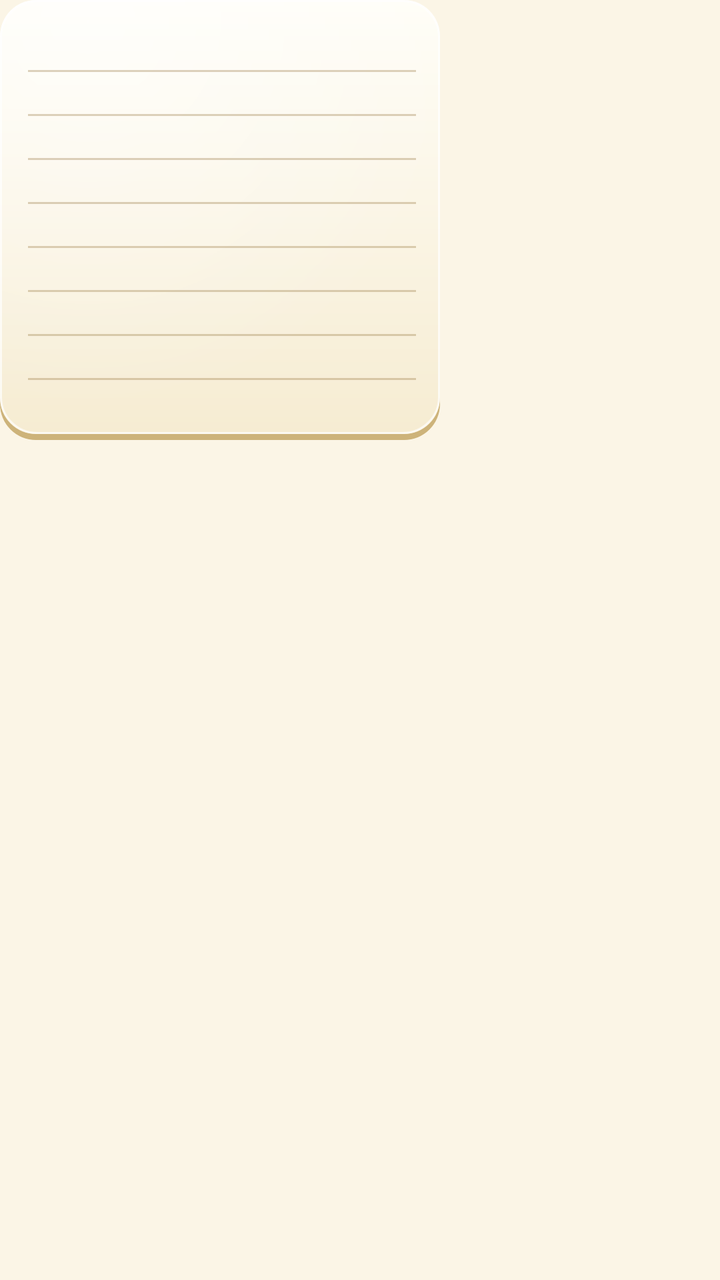
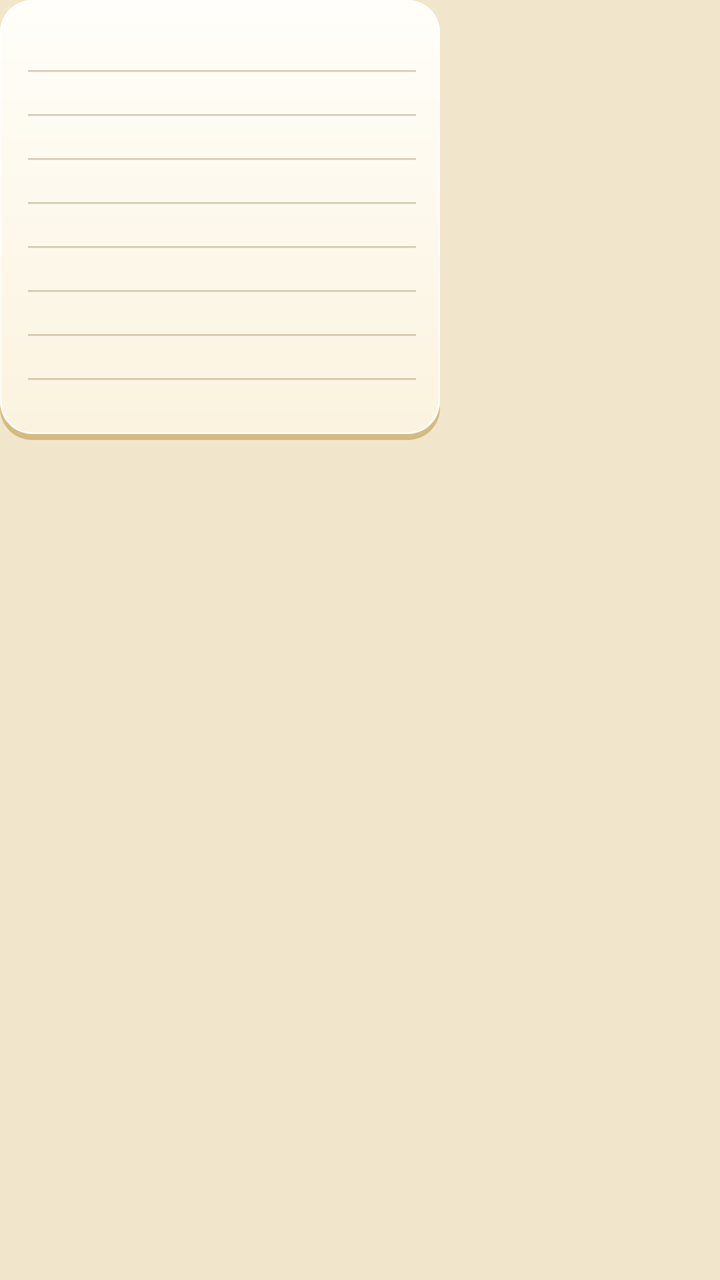

Before-and-after screenshots of an Android layout around one commit, followed by the original layout XML and the change that was made.
<!-- AndroidManifest.xml: application theme AppTheme -->
<!-- res/layout/card.xml -->
<?xml version="1.0" encoding="utf-8"?>
<FrameLayout xmlns:android="http://schemas.android.com/apk/res/android" android:layout_width="wrap_content" android:layout_height="wrap_content">
    <FrameLayout android:id="@+id/card" android:layout_width="220dp" android:layout_height="220dp"
        android:background="@drawable/paper_cream" android:paddingStart="14dp" android:paddingEnd="12dp"
        android:paddingTop="12dp" android:paddingBottom="10dp">
        <LinearLayout android:layout_width="match_parent" android:layout_height="match_parent" android:orientation="vertical">
            <ImageView android:id="@+id/title" android:layout_width="wrap_content" android:layout_height="wrap_content"
                android:layout_marginBottom="2dp"/>
            <FrameLayout android:id="@+id/r0" android:layout_width="match_parent" android:layout_height="22dp" android:background="@drawable/rule">
                <ImageView android:id="@+id/t0" android:layout_width="wrap_content" android:layout_height="wrap_content" android:layout_gravity="center_vertical"/>
                <CheckBox android:id="@+id/c0" android:layout_width="40dp" android:layout_height="match_parent"
                    android:button="@null" android:background="@drawable/strike" android:minWidth="0dp" android:minHeight="0dp"
                    android:padding="0dp" android:text="" android:contentDescription="Strike line 1"/>
            </FrameLayout>
            <FrameLayout android:id="@+id/r1" android:layout_width="match_parent" android:layout_height="22dp" android:background="@drawable/rule">
                <ImageView android:id="@+id/t1" android:layout_width="wrap_content" android:layout_height="wrap_content" android:layout_gravity="center_vertical"/>
                <CheckBox android:id="@+id/c1" android:layout_width="40dp" android:layout_height="match_parent"
                    android:button="@null" android:background="@drawable/strike" android:minWidth="0dp" android:minHeight="0dp"
                    android:padding="0dp" android:text="" android:contentDescription="Strike line 2"/>
            </FrameLayout>
            <FrameLayout android:id="@+id/r2" android:layout_width="match_parent" android:layout_height="22dp" android:background="@drawable/rule">
                <ImageView android:id="@+id/t2" android:layout_width="wrap_content" android:layout_height="wrap_content" android:layout_gravity="center_vertical"/>
                <CheckBox android:id="@+id/c2" android:layout_width="40dp" android:layout_height="match_parent"
                    android:button="@null" android:background="@drawable/strike" android:minWidth="0dp" android:minHeight="0dp"
                    android:padding="0dp" android:text="" android:contentDescription="Strike line 3"/>
            </FrameLayout>
            <FrameLayout android:id="@+id/r3" android:layout_width="match_parent" android:layout_height="22dp" android:background="@drawable/rule">
                <ImageView android:id="@+id/t3" android:layout_width="wrap_content" android:layout_height="wrap_content" android:layout_gravity="center_vertical"/>
                <CheckBox android:id="@+id/c3" android:layout_width="40dp" android:layout_height="match_parent"
                    android:button="@null" android:background="@drawable/strike" android:minWidth="0dp" android:minHeight="0dp"
                    android:padding="0dp" android:text="" android:contentDescription="Strike line 4"/>
            </FrameLayout>
            <FrameLayout android:id="@+id/r4" android:layout_width="match_parent" android:layout_height="22dp" android:background="@drawable/rule">
                <ImageView android:id="@+id/t4" android:layout_width="wrap_content" android:layout_height="wrap_content" android:layout_gravity="center_vertical"/>
                <CheckBox android:id="@+id/c4" android:layout_width="40dp" android:layout_height="match_parent"
                    android:button="@null" android:background="@drawable/strike" android:minWidth="0dp" android:minHeight="0dp"
                    android:padding="0dp" android:text="" android:contentDescription="Strike line 5"/>
            </FrameLayout>
            <FrameLayout android:id="@+id/r5" android:layout_width="match_parent" android:layout_height="22dp" android:background="@drawable/rule">
                <ImageView android:id="@+id/t5" android:layout_width="wrap_content" android:layout_height="wrap_content" android:layout_gravity="center_vertical"/>
                <CheckBox android:id="@+id/c5" android:layout_width="40dp" android:layout_height="match_parent"
                    android:button="@null" android:background="@drawable/strike" android:minWidth="0dp" android:minHeight="0dp"
                    android:padding="0dp" android:text="" android:contentDescription="Strike line 6"/>
            </FrameLayout>
            <FrameLayout android:id="@+id/r6" android:layout_width="match_parent" android:layout_height="22dp" android:background="@drawable/rule">
                <ImageView android:id="@+id/t6" android:layout_width="wrap_content" android:layout_height="wrap_content" android:layout_gravity="center_vertical"/>
                <CheckBox android:id="@+id/c6" android:layout_width="40dp" android:layout_height="match_parent"
                    android:button="@null" android:background="@drawable/strike" android:minWidth="0dp" android:minHeight="0dp"
                    android:padding="0dp" android:text="" android:contentDescription="Strike line 7"/>
            </FrameLayout>
            <FrameLayout android:id="@+id/r7" android:layout_width="match_parent" android:layout_height="22dp" android:background="@drawable/rule">
                <ImageView android:id="@+id/t7" android:layout_width="wrap_content" android:layout_height="wrap_content" android:layout_gravity="center_vertical"/>
                <CheckBox android:id="@+id/c7" android:layout_width="40dp" android:layout_height="match_parent"
                    android:button="@null" android:background="@drawable/strike" android:minWidth="0dp" android:minHeight="0dp"
                    android:padding="0dp" android:text="" android:contentDescription="Strike line 8"/>
            </FrameLayout>
            <FrameLayout android:id="@+id/r8" android:layout_width="match_parent" android:layout_height="22dp" android:background="@drawable/rule">
                <ImageView android:id="@+id/t8" android:layout_width="wrap_content" android:layout_height="wrap_content" android:layout_gravity="center_vertical"/>
                <CheckBox android:id="@+id/c8" android:layout_width="40dp" android:layout_height="match_parent"
                    android:button="@null" android:background="@drawable/strike" android:minWidth="0dp" android:minHeight="0dp"
                    android:padding="0dp" android:text="" android:contentDescription="Strike line 9"/>
            </FrameLayout>
            <FrameLayout android:id="@+id/r9" android:layout_width="match_parent" android:layout_height="22dp" android:background="@drawable/rule">
                <ImageView android:id="@+id/t9" android:layout_width="wrap_content" android:layout_height="wrap_content" android:layout_gravity="center_vertical"/>
                <CheckBox android:id="@+id/c9" android:layout_width="40dp" android:layout_height="match_parent"
                    android:button="@null" android:background="@drawable/strike" android:minWidth="0dp" android:minHeight="0dp"
                    android:padding="0dp" android:text="" android:contentDescription="Strike line 10"/>
            </FrameLayout>
            <FrameLayout android:id="@+id/r10" android:layout_width="match_parent" android:layout_height="22dp" android:background="@drawable/rule">
                <ImageView android:id="@+id/t10" android:layout_width="wrap_content" android:layout_height="wrap_content" android:layout_gravity="center_vertical"/>
                <CheckBox android:id="@+id/c10" android:layout_width="40dp" android:layout_height="match_parent"
                    android:button="@null" android:background="@drawable/strike" android:minWidth="0dp" android:minHeight="0dp"
                    android:padding="0dp" android:text="" android:contentDescription="Strike line 11"/>
            </FrameLayout>
            <FrameLayout android:id="@+id/r11" android:layout_width="match_parent" android:layout_height="22dp" android:background="@drawable/rule">
                <ImageView android:id="@+id/t11" android:layout_width="wrap_content" android:layout_height="wrap_content" android:layout_gravity="center_vertical"/>
                <CheckBox android:id="@+id/c11" android:layout_width="40dp" android:layout_height="match_parent"
                    android:button="@null" android:background="@drawable/strike" android:minWidth="0dp" android:minHeight="0dp"
                    android:padding="0dp" android:text="" android:contentDescription="Strike line 12"/>
            </FrameLayout>
            <FrameLayout android:id="@+id/r12" android:layout_width="match_parent" android:layout_height="22dp" android:background="@drawable/rule">
                <ImageView android:id="@+id/t12" android:layout_width="wrap_content" android:layout_height="wrap_content" android:layout_gravity="center_vertical"/>
                <CheckBox android:id="@+id/c12" android:layout_width="40dp" android:layout_height="match_parent"
                    android:button="@null" android:background="@drawable/strike" android:minWidth="0dp" android:minHeight="0dp"
                    android:padding="0dp" android:text="" android:contentDescription="Strike line 13"/>
            </FrameLayout>
            <FrameLayout android:id="@+id/r13" android:layout_width="match_parent" android:layout_height="22dp" android:background="@drawable/rule">
                <ImageView android:id="@+id/t13" android:layout_width="wrap_content" android:layout_height="wrap_content" android:layout_gravity="center_vertical"/>
                <CheckBox android:id="@+id/c13" android:layout_width="40dp" android:layout_height="match_parent"
                    android:button="@null" android:background="@drawable/strike" android:minWidth="0dp" android:minHeight="0dp"
                    android:padding="0dp" android:text="" android:contentDescription="Strike line 14"/>
            </FrameLayout>
        </LinearLayout>
    </FrameLayout>
</FrameLayout>
<!-- resources referenced by this layout -->
<resources>
  <!-- drawable paper_cream (drawable) -->
  <?xml version="1.0" encoding="utf-8"?>
  <layer-list xmlns:android="http://schemas.android.com/apk/res/android">
      <item android:top="5dp" android:left="2dp" android:right="2dp">
          <shape><corners android:radius="18dp"/><solid android:color="#40704A08"/></shape></item>
      <item android:top="2dp">
          <shape><corners android:radius="18dp"/><solid android:color="#CDB37A"/></shape></item>
      <item android:bottom="3dp">
          <shape><corners android:radius="18dp"/>
              <gradient android:angle="270" android:startColor="#FFFEF8" android:endColor="#F6ECD2"/></shape></item>
      <item android:bottom="3dp">
          <shape><corners android:radius="18dp"/>
              <gradient android:type="radial" android:gradientRadius="90%" android:centerX="0.2" android:centerY="0.05"
                  android:startColor="#80FFFFFF" android:endColor="#00FFFFFF"/></shape></item>
      <item android:bottom="3dp">
          <shape><corners android:radius="18dp"/><stroke android:width="1dp" android:color="#B3FFFFFF"/></shape></item>
  </layer-list>
  <!-- drawable rule (drawable) -->
  <?xml version="1.0" encoding="utf-8"?>
  <layer-list xmlns:android="http://schemas.android.com/apk/res/android">
      <item android:gravity="bottom" android:height="1dp"><shape><solid android:color="@color/rule"/></shape></item>
  </layer-list>
  <!-- drawable strike (drawable) -->
  <?xml version="1.0" encoding="utf-8"?>
  <animated-selector xmlns:android="http://schemas.android.com/apk/res/android">
      <item android:id="@+id/s_on" android:state_checked="true" android:drawable="@drawable/strike_on"/>
      <item android:id="@+id/s_off" android:drawable="@drawable/strike_off"/>
      <transition android:fromId="@id/s_off" android:toId="@id/s_on" android:drawable="@drawable/strike_draw"/>
      <transition android:fromId="@id/s_on" android:toId="@id/s_off" android:drawable="@drawable/strike_erase"/>
  </animated-selector>
  <style name="AppTheme" parent="android:Theme.Material.Light.NoActionBar">
          <item name="android:windowBackground">@color/bg</item>
          <item name="android:statusBarColor">@color/bg</item>
          <item name="android:navigationBarColor">@color/bg</item>
          <item name="android:windowLightStatusBar">true</item>
          <item name="android:windowLightNavigationBar">true</item>
          <item name="android:colorAccent">#1C44C4</item>
          <item name="android:textColorHighlight">#401C44C4</item>
      </style>
  <color name="rule">#4D8A6A2E</color>
  <!-- drawable strike_on (drawable) -->
  <?xml version="1.0" encoding="utf-8"?>
  <vector xmlns:android="http://schemas.android.com/apk/res/android" android:width="100dp" android:height="22dp" android:viewportWidth="100" android:viewportHeight="22">
      <path android:name="w" android:pathData="M0,2h100v18h-100z" android:fillColor="#FFFFFF" android:fillAlpha="0.5"/>
      <path android:name="s" android:pathData="M2,12.6 C14,10.4 24,13.6 36,11.6 C48,9.8 58,13.4 70,11.4 C80,9.9 90,12.8 98,11" android:strokeColor="@color/ink_dark" android:strokeWidth="2.2"
          android:strokeLineCap="round" android:fillColor="#00000000" android:trimPathEnd="1"/>
  </vector>
  <!-- drawable strike_off (drawable) -->
  <?xml version="1.0" encoding="utf-8"?>
  <vector xmlns:android="http://schemas.android.com/apk/res/android" android:width="100dp" android:height="22dp" android:viewportWidth="100" android:viewportHeight="22">
      <path android:name="w" android:pathData="M0,2h100v18h-100z" android:fillColor="#FFFFFF" android:fillAlpha="0"/>
      <path android:name="s" android:pathData="M2,12.6 C14,10.4 24,13.6 36,11.6 C48,9.8 58,13.4 70,11.4 C80,9.9 90,12.8 98,11" android:strokeColor="@color/ink_dark" android:strokeWidth="2.2"
          android:strokeLineCap="round" android:fillColor="#00000000" android:trimPathEnd="0"/>
  </vector>
  <color name="bg">#FBF5E6</color>
  <color name="ink_dark">#16379E</color>
  <!-- unchanged entries left out for length: 2 -->
</resources>

<!-- the commit's change to res/layout/card.xml (unified diff, before → after) -->
@@ -6,86 +6,88 @@
         <LinearLayout android:layout_width="match_parent" android:layout_height="match_parent" android:orientation="vertical">
             <ImageView android:id="@+id/title" android:layout_width="wrap_content" android:layout_height="wrap_content"
                 android:layout_marginBottom="2dp"/>
+            <TextView android:id="@+id/err" android:layout_width="match_parent" android:layout_height="wrap_content"
+                android:textSize="10sp" android:textColor="#B3261E" android:visibility="gone"/>
             <FrameLayout android:id="@+id/r0" android:layout_width="match_parent" android:layout_height="22dp" android:background="@drawable/rule">
-                <ImageView android:id="@+id/t0" android:layout_width="wrap_content" android:layout_height="wrap_content" android:layout_gravity="center_vertical"/>
+                <ImageView android:id="@+id/t0" android:layout_width="wrap_content" android:layout_height="wrap_content" android:layout_gravity="center_vertical" android:tint="#1A3FB8"/>
                 <CheckBox android:id="@+id/c0" android:layout_width="40dp" android:layout_height="match_parent"
                     android:button="@null" android:background="@drawable/strike" android:minWidth="0dp" android:minHeight="0dp"
                     android:padding="0dp" android:text="" android:contentDescription="Strike line 1"/>
             </FrameLayout>
             <FrameLayout android:id="@+id/r1" android:layout_width="match_parent" android:layout_height="22dp" android:background="@drawable/rule">
-                <ImageView android:id="@+id/t1" android:layout_width="wrap_content" android:layout_height="wrap_content" android:layout_gravity="center_vertical"/>
+                <ImageView android:id="@+id/t1" android:layout_width="wrap_content" android:layout_height="wrap_content" android:layout_gravity="center_vertical" android:tint="#1A3FB8"/>
                 <CheckBox android:id="@+id/c1" android:layout_width="40dp" android:layout_height="match_parent"
                     android:button="@null" android:background="@drawable/strike" android:minWidth="0dp" android:minHeight="0dp"
                     android:padding="0dp" android:text="" android:contentDescription="Strike line 2"/>
             </FrameLayout>
             <FrameLayout android:id="@+id/r2" android:layout_width="match_parent" android:layout_height="22dp" android:background="@drawable/rule">
-                <ImageView android:id="@+id/t2" android:layout_width="wrap_content" android:layout_height="wrap_content" android:layout_gravity="center_vertical"/>
+                <ImageView android:id="@+id/t2" android:layout_width="wrap_content" android:layout_height="wrap_content" android:layout_gravity="center_vertical" android:tint="#1A3FB8"/>
                 <CheckBox android:id="@+id/c2" android:layout_width="40dp" android:layout_height="match_parent"
                     android:button="@null" android:background="@drawable/strike" android:minWidth="0dp" android:minHeight="0dp"
                     android:padding="0dp" android:text="" android:contentDescription="Strike line 3"/>
             </FrameLayout>
             <FrameLayout android:id="@+id/r3" android:layout_width="match_parent" android:layout_height="22dp" android:background="@drawable/rule">
-                <ImageView android:id="@+id/t3" android:layout_width="wrap_content" android:layout_height="wrap_content" android:layout_gravity="center_vertical"/>
+                <ImageView android:id="@+id/t3" android:layout_width="wrap_content" android:layout_height="wrap_content" android:layout_gravity="center_vertical" android:tint="#1A3FB8"/>
                 <CheckBox android:id="@+id/c3" android:layout_width="40dp" android:layout_height="match_parent"
                     android:button="@null" android:background="@drawable/strike" android:minWidth="0dp" android:minHeight="0dp"
                     android:padding="0dp" android:text="" android:contentDescription="Strike line 4"/>
             </FrameLayout>
             <FrameLayout android:id="@+id/r4" android:layout_width="match_parent" android:layout_height="22dp" android:background="@drawable/rule">
-                <ImageView android:id="@+id/t4" android:layout_width="wrap_content" android:layout_height="wrap_content" android:layout_gravity="center_vertical"/>
+                <ImageView android:id="@+id/t4" android:layout_width="wrap_content" android:layout_height="wrap_content" android:layout_gravity="center_vertical" android:tint="#1A3FB8"/>
                 <CheckBox android:id="@+id/c4" android:layout_width="40dp" android:layout_height="match_parent"
                     android:button="@null" android:background="@drawable/strike" android:minWidth="0dp" android:minHeight="0dp"
                     android:padding="0dp" android:text="" android:contentDescription="Strike line 5"/>
             </FrameLayout>
             <FrameLayout android:id="@+id/r5" android:layout_width="match_parent" android:layout_height="22dp" android:background="@drawable/rule">
-                <ImageView android:id="@+id/t5" android:layout_width="wrap_content" android:layout_height="wrap_content" android:layout_gravity="center_vertical"/>
+                <ImageView android:id="@+id/t5" android:layout_width="wrap_content" android:layout_height="wrap_content" android:layout_gravity="center_vertical" android:tint="#1A3FB8"/>
                 <CheckBox android:id="@+id/c5" android:layout_width="40dp" android:layout_height="match_parent"
                     android:button="@null" android:background="@drawable/strike" android:minWidth="0dp" android:minHeight="0dp"
                     android:padding="0dp" android:text="" android:contentDescription="Strike line 6"/>
             </FrameLayout>
             <FrameLayout android:id="@+id/r6" android:layout_width="match_parent" android:layout_height="22dp" android:background="@drawable/rule">
-                <ImageView android:id="@+id/t6" android:layout_width="wrap_content" android:layout_height="wrap_content" android:layout_gravity="center_vertical"/>
+                <ImageView android:id="@+id/t6" android:layout_width="wrap_content" android:layout_height="wrap_content" android:layout_gravity="center_vertical" android:tint="#1A3FB8"/>
                 <CheckBox android:id="@+id/c6" android:layout_width="40dp" android:layout_height="match_parent"
                     android:button="@null" android:background="@drawable/strike" android:minWidth="0dp" android:minHeight="0dp"
                     android:padding="0dp" android:text="" android:contentDescription="Strike line 7"/>
             </FrameLayout>
             <FrameLayout android:id="@+id/r7" android:layout_width="match_parent" android:layout_height="22dp" android:background="@drawable/rule">
-                <ImageView android:id="@+id/t7" android:layout_width="wrap_content" android:layout_height="wrap_content" android:layout_gravity="center_vertical"/>
+                <ImageView android:id="@+id/t7" android:layout_width="wrap_content" android:layout_height="wrap_content" android:layout_gravity="center_vertical" android:tint="#1A3FB8"/>
                 <CheckBox android:id="@+id/c7" android:layout_width="40dp" android:layout_height="match_parent"
                     android:button="@null" android:background="@drawable/strike" android:minWidth="0dp" android:minHeight="0dp"
                     android:padding="0dp" android:text="" android:contentDescription="Strike line 8"/>
             </FrameLayout>
             <FrameLayout android:id="@+id/r8" android:layout_width="match_parent" android:layout_height="22dp" android:background="@drawable/rule">
-                <ImageView android:id="@+id/t8" android:layout_width="wrap_content" android:layout_height="wrap_content" android:layout_gravity="center_vertical"/>
+                <ImageView android:id="@+id/t8" android:layout_width="wrap_content" android:layout_height="wrap_content" android:layout_gravity="center_vertical" android:tint="#1A3FB8"/>
                 <CheckBox android:id="@+id/c8" android:layout_width="40dp" android:layout_height="match_parent"
                     android:button="@null" android:background="@drawable/strike" android:minWidth="0dp" android:minHeight="0dp"
                     android:padding="0dp" android:text="" android:contentDescription="Strike line 9"/>
             </FrameLayout>
             <FrameLayout android:id="@+id/r9" android:layout_width="match_parent" android:layout_height="22dp" android:background="@drawable/rule">
-                <ImageView android:id="@+id/t9" android:layout_width="wrap_content" android:layout_height="wrap_content" android:layout_gravity="center_vertical"/>
+                <ImageView android:id="@+id/t9" android:layout_width="wrap_content" android:layout_height="wrap_content" android:layout_gravity="center_vertical" android:tint="#1A3FB8"/>
                 <CheckBox android:id="@+id/c9" android:layout_width="40dp" android:layout_height="match_parent"
                     android:button="@null" android:background="@drawable/strike" android:minWidth="0dp" android:minHeight="0dp"
                     android:padding="0dp" android:text="" android:contentDescription="Strike line 10"/>
             </FrameLayout>
             <FrameLayout android:id="@+id/r10" android:layout_width="match_parent" android:layout_height="22dp" android:background="@drawable/rule">
-                <ImageView android:id="@+id/t10" android:layout_width="wrap_content" android:layout_height="wrap_content" android:layout_gravity="center_vertical"/>
+                <ImageView android:id="@+id/t10" android:layout_width="wrap_content" android:layout_height="wrap_content" android:layout_gravity="center_vertical" android:tint="#1A3FB8"/>
                 <CheckBox android:id="@+id/c10" android:layout_width="40dp" android:layout_height="match_parent"
                     android:button="@null" android:background="@drawable/strike" android:minWidth="0dp" android:minHeight="0dp"
                     android:padding="0dp" android:text="" android:contentDescription="Strike line 11"/>
             </FrameLayout>
             <FrameLayout android:id="@+id/r11" android:layout_width="match_parent" android:layout_height="22dp" android:background="@drawable/rule">
-                <ImageView android:id="@+id/t11" android:layout_width="wrap_content" android:layout_height="wrap_content" android:layout_gravity="center_vertical"/>
+                <ImageView android:id="@+id/t11" android:layout_width="wrap_content" android:layout_height="wrap_content" android:layout_gravity="center_vertical" android:tint="#1A3FB8"/>
                 <CheckBox android:id="@+id/c11" android:layout_width="40dp" android:layout_height="match_parent"
                     android:button="@null" android:background="@drawable/strike" android:minWidth="0dp" android:minHeight="0dp"
                     android:padding="0dp" android:text="" android:contentDescription="Strike line 12"/>
             </FrameLayout>
             <FrameLayout android:id="@+id/r12" android:layout_width="match_parent" android:layout_height="22dp" android:background="@drawable/rule">
-                <ImageView android:id="@+id/t12" android:layout_width="wrap_content" android:layout_height="wrap_content" android:layout_gravity="center_vertical"/>
+                <ImageView android:id="@+id/t12" android:layout_width="wrap_content" android:layout_height="wrap_content" android:layout_gravity="center_vertical" android:tint="#1A3FB8"/>
                 <CheckBox android:id="@+id/c12" android:layout_width="40dp" android:layout_height="match_parent"
                     android:button="@null" android:background="@drawable/strike" android:minWidth="0dp" android:minHeight="0dp"
                     android:padding="0dp" android:text="" android:contentDescription="Strike line 13"/>
             </FrameLayout>
             <FrameLayout android:id="@+id/r13" android:layout_width="match_parent" android:layout_height="22dp" android:background="@drawable/rule">
-                <ImageView android:id="@+id/t13" android:layout_width="wrap_content" android:layout_height="wrap_content" android:layout_gravity="center_vertical"/>
+                <ImageView android:id="@+id/t13" android:layout_width="wrap_content" android:layout_height="wrap_content" android:layout_gravity="center_vertical" android:tint="#1A3FB8"/>
                 <CheckBox android:id="@+id/c13" android:layout_width="40dp" android:layout_height="match_parent"
                     android:button="@null" android:background="@drawable/strike" android:minWidth="0dp" android:minHeight="0dp"
                     android:padding="0dp" android:text="" android:contentDescription="Strike line 14"/>
<!-- resource entries referenced after the edit -->
@@ -3,19 +3,15 @@
   <!-- drawable paper_cream (drawable) -->
   <?xml version="1.0" encoding="utf-8"?>
   <layer-list xmlns:android="http://schemas.android.com/apk/res/android">
-      <item android:top="5dp" android:left="2dp" android:right="2dp">
-          <shape><corners android:radius="18dp"/><solid android:color="#40704A08"/></shape></item>
+      <item android:top="4dp" android:left="1dp" android:right="1dp">
+          <shape><corners android:radius="16dp"/><solid android:color="#2E3A2600"/></shape></item>
       <item android:top="2dp">
-          <shape><corners android:radius="18dp"/><solid android:color="#CDB37A"/></shape></item>
+          <shape><corners android:radius="16dp"/><solid android:color="#D3BB82"/></shape></item>
       <item android:bottom="3dp">
-          <shape><corners android:radius="18dp"/>
-              <gradient android:angle="270" android:startColor="#FFFEF8" android:endColor="#F6ECD2"/></shape></item>
+          <shape><corners android:radius="16dp"/>
+              <gradient android:angle="270" android:startColor="#FFFEF9" android:endColor="#FBF3DF"/></shape></item>
       <item android:bottom="3dp">
-          <shape><corners android:radius="18dp"/>
-              <gradient android:type="radial" android:gradientRadius="90%" android:centerX="0.2" android:centerY="0.05"
-                  android:startColor="#80FFFFFF" android:endColor="#00FFFFFF"/></shape></item>
-      <item android:bottom="3dp">
-          <shape><corners android:radius="18dp"/><stroke android:width="1dp" android:color="#B3FFFFFF"/></shape></item>
+          <shape><corners android:radius="16dp"/><stroke android:width="1dp" android:color="#99FFFFFF"/></shape></item>
   </layer-list>
   <!-- drawable rule (drawable) -->
   <?xml version="1.0" encoding="utf-8"?>
@@ -36,10 +32,10 @@
           <item name="android:navigationBarColor">@color/bg</item>
           <item name="android:windowLightStatusBar">true</item>
           <item name="android:windowLightNavigationBar">true</item>
-          <item name="android:colorAccent">#1C44C4</item>
-          <item name="android:textColorHighlight">#401C44C4</item>
+          <item name="android:colorAccent">#1A3FB8</item>
+          <item name="android:textColorHighlight">#401A3FB8</item>
       </style>
-  <color name="rule">#4D8A6A2E</color>
+  <color name="rule">#477A6030</color>
   <!-- drawable strike_on (drawable) -->
   <?xml version="1.0" encoding="utf-8"?>
   <vector xmlns:android="http://schemas.android.com/apk/res/android" android:width="100dp" android:height="22dp" android:viewportWidth="100" android:viewportHeight="22">
@@ -54,8 +50,8 @@
       <path android:name="s" android:pathData="M2,12.6 C14,10.4 24,13.6 36,11.6 C48,9.8 58,13.4 70,11.4 C80,9.9 90,12.8 98,11" android:strokeColor="@color/ink_dark" android:strokeWidth="2.2"
           android:strokeLineCap="round" android:fillColor="#00000000" android:trimPathEnd="0"/>
   </vector>
-  <color name="bg">#FBF5E6</color>
-  <color name="ink_dark">#16379E</color>
+  <color name="bg">#F1E6CB</color>
+  <color name="ink_dark">#122F8F</color>
   <!-- unchanged entries left out for length: 2 -->
 </resources>
 
